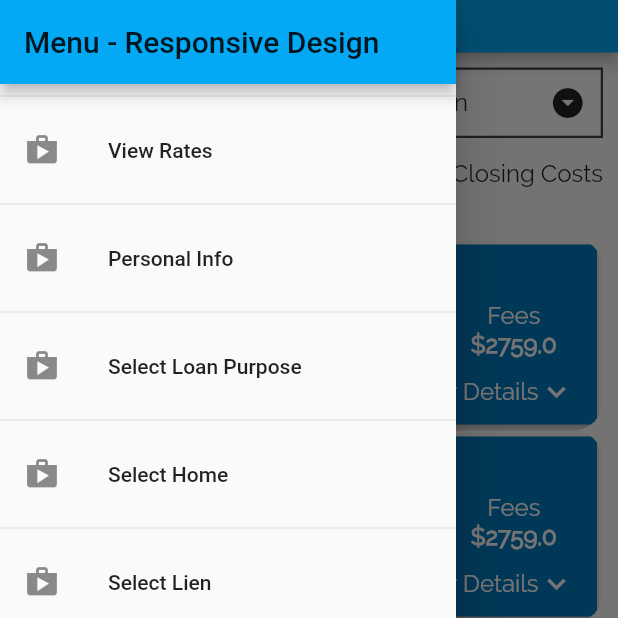
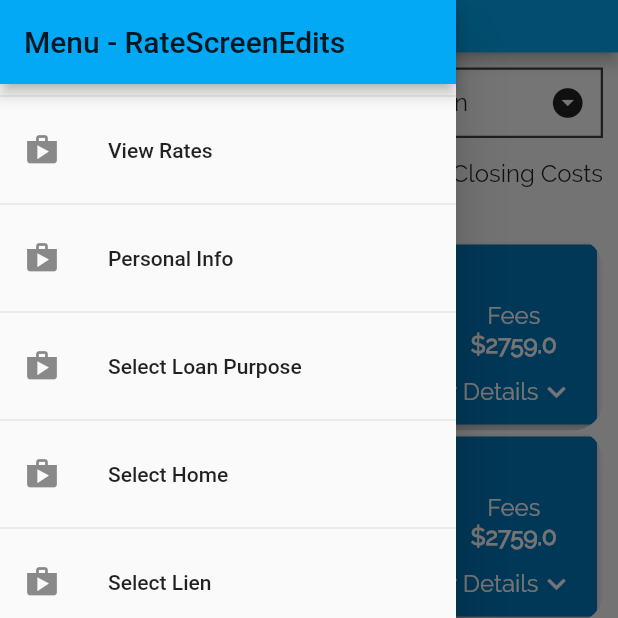
Before and after one commit to jvtran99/finalmile, a Flutter app: the screen it shows after launch, with the side drawer open, on a phone screen of 412 x 824 dp, the top half of it. Run offline on Flutter 3.47's test engine with Material 2 defaults, Android fonts, the phone set to English and light mode, and no system bars; our stand-ins replace carousel_slider.

Commit message:
menu bar

```diff
--- a/lib/widgets/menu.dart
+++ b/lib/widgets/menu.dart
@@ -16,7 +16,7 @@
             preferredSize: Size.fromHeight(15.0),
             child: AppBar(
               title: Text(
-                'Menu - Responsive Design',
+                'Menu - RateScreenEdits',
               ),
               automaticallyImplyLeading: false,
             ),
```
